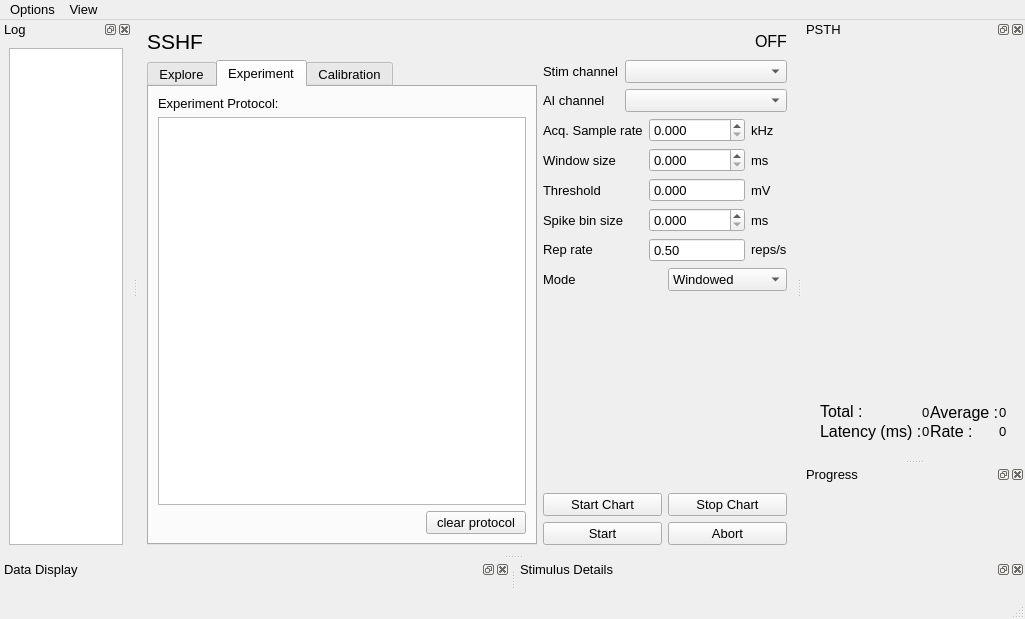
Above: spikeylab/main/main_control.ui from portfors-lab/sparkle before the change. Below: the same form after it.
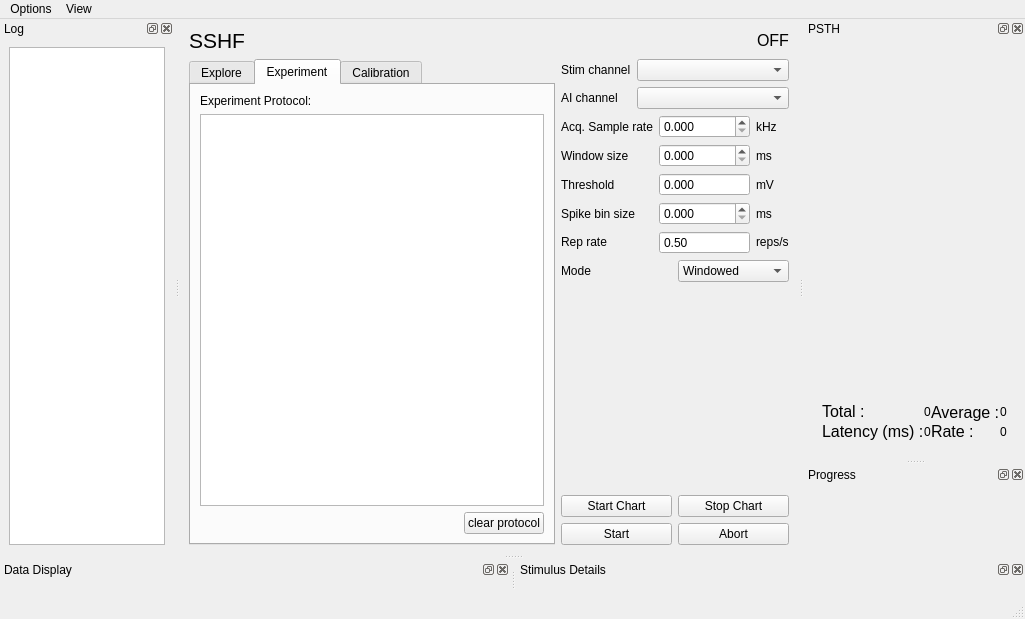
That is the form after the change. The open tabs and pages were chosen to show the change. Custom widgets are drawn as their Qt base class.

Commit message: Font size specified by user. Stim component detail tweaks and save/load

What changed in the file:
```diff
--- a/spikeylab/main/main_control.ui
+++ b/spikeylab/main/main_control.ui
@@ -10,11 +10,6 @@
     <height>619</height>
    </rect>
   </property>
-  <property name="font">
-   <font>
-    <pointsize>10</pointsize>
-   </font>
-  </property>
   <property name="windowTitle">
    <string>MainWindow</string>
   </property>
@@ -243,11 +238,24 @@
             <item>
              <widget class="StimulusLabelTable" name="stimulus_choices" native="true"/>
             </item>
+            <item>
+             <spacer name="horizontalSpacer_4">
+              <property name="orientation">
+               <enum>Qt::Horizontal</enum>
+              </property>
+              <property name="sizeHint" stdset="0">
+               <size>
+                <width>40</width>
+                <height>20</height>
+               </size>
+              </property>
+             </spacer>
+            </item>
             <item>
              <widget class="QPushButton" name="pushButton">
               <property name="maximumSize">
                <size>
-                <width>100</width>
+                <width>200</width>
                 <height>16777215</height>
                </size>
               </property>
@@ -583,7 +591,7 @@
      <x>0</x>
      <y>0</y>
      <width>1025</width>
-     <height>23</height>
+     <height>21</height>
     </rect>
    </property>
    <widget class="QMenu" name="menuOptions">
```
Left out of the diff: 2 changed lines with no effect on the pictures. The commit also changes 22 other files.
